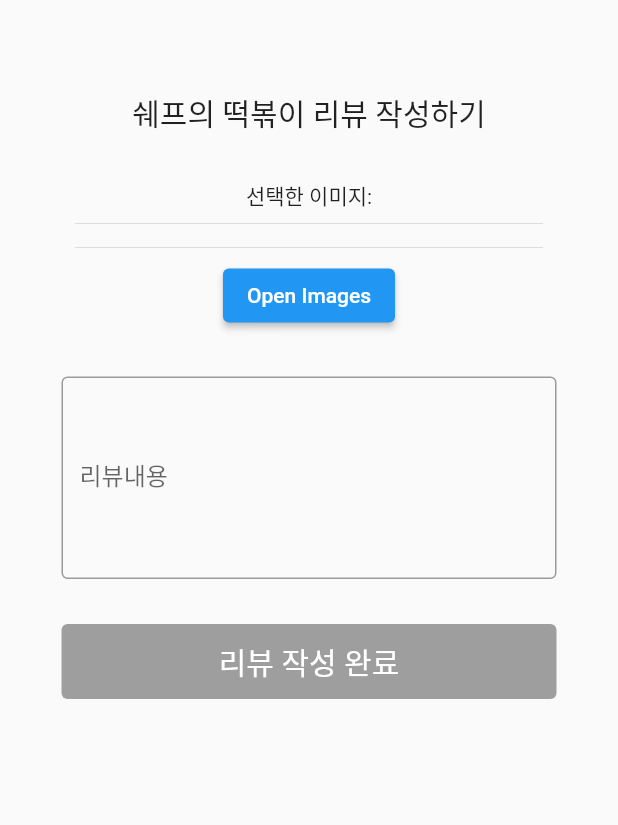
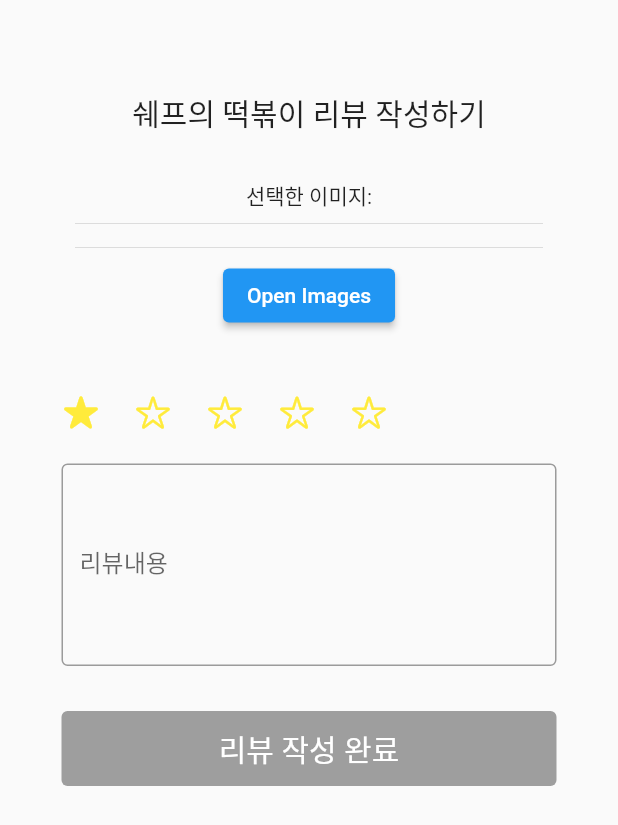
Before and after one commit to tlswodn205/mubwara, a Flutter app: the ReviewWritePage screen opened directly, on a phone screen of 412 x 824 dp. Shown: the top 825 px of the screen. Run offline on Flutter 3.47's test engine with Material 2 defaults, Android fonts, the phone set to English and light mode, and no system bars; our stand-ins replace carousel_slider, firebase_core, flutter_riverpod, font_awesome_flutter, geolocator, get and 4 more; missing offline and left inert: remedi_kopo; accounts and stored records are empty.

Commit message:
리뷰별찍기 완료

```diff
--- a/lib/views/component/bottom_nav_bar.dart
+++ b/lib/views/component/bottom_nav_bar.dart
@@ -8,6 +8,7 @@ import 'package:mubwara/views/page/home_page/home_page.dart';
 import 'package:mubwara/views/page/login_page/login_page.dart';
 import 'package:mubwara/views/page/map_page/map_page.dart';
 import 'package:mubwara/views/page/my_page/my_page.dart';
+import 'package:mubwara/views/page/review_write_page/review_write_page.dart';
 import 'package:mubwara/views/page/search_page/search_page.dart';
 
 class RootTab extends StatefulWidget {
--- a/lib/views/page/review_write_page/review_write_page.dart
+++ b/lib/views/page/review_write_page/review_write_page.dart
@@ -14,6 +14,7 @@ class ReviewWritePage extends StatefulWidget {
 class _ReviewWritePageState extends State<ReviewWritePage> {
   final ImagePicker imgpicker = ImagePicker();
   List<XFile>? imagefiles;
+  late int starCount = 1;
 
   openImages() async {
     try {
@@ -43,6 +44,8 @@ class _ReviewWritePageState extends State<ReviewWritePage> {
             SizedBox(height: 10),
             _builderImageUploader(),
             SizedBox(height: 10),
+            _buildStar(),
+            SizedBox(height: 10),
             _buildTextFeild("리뷰내용", "null"),
             SizedBox(height: 30),
             _buildButton(
@@ -52,6 +55,31 @@ class _ReviewWritePageState extends State<ReviewWritePage> {
                 widthSize: 330)
           ],
         ),
+      ),
+    );
+  }
+
+  Widget _buildStar() {
+    return Container(
+      child: Row(
+        children: [
+          for (int i = 1; i <= 5; i++)
+            (IconButton(
+                onPressed: () {
+                  setState(() {
+                    starCount = i;
+                  });
+                },
+                icon: ((starCount >= i)
+                    ? Icon(
+                        CupertinoIcons.star_fill,
+                        color: Colors.yellow,
+                      )
+                    : Icon(
+                        CupertinoIcons.star,
+                        color: Colors.yellow,
+                      ))))
+        ],
       ),
     );
   }
```
Also changed, not shown: lib/views/component/boundary.dart (added, +15 -0 lines), lib/views/component/reservation_list_item.dart (+6 -2 lines), lib/views/component/shop_list_item.dart (+8 -4 lines), lib/views/page/join_page/join_page.dart (+6 -3 lines), lib/views/page/search_page/search_page.dart (+8 -2 lines), analysis_options.yaml (line endings or trailing spaces), pubspec.lock.
